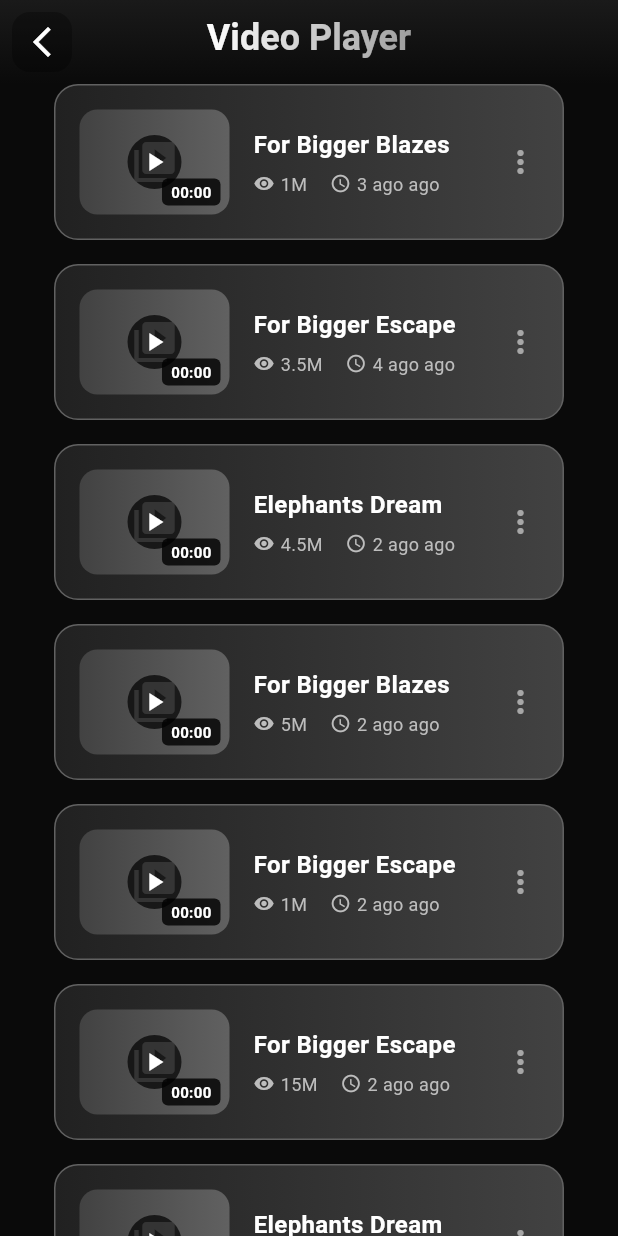
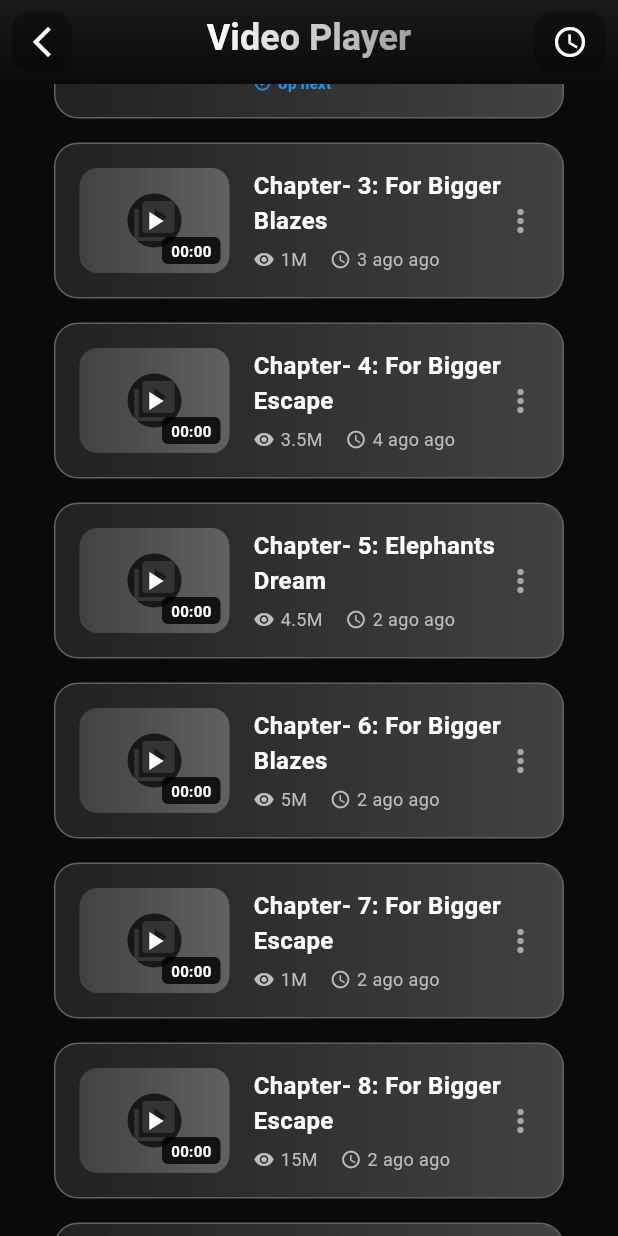
Before and after one commit to SmarikaAdhikari/olp_test_app, a Flutter app: the screen it shows after launch, scrolled down 1152 dp, on a phone screen of 412 x 824 dp. Run offline on Flutter 3.47's test engine with Material 3 defaults, Android fonts, the phone set to English and light mode, and no system bars; our stand-ins replace chewie, flutter_riverpod, video_player; network calls fail.

Commit message:
video next time track integration success

```diff
--- a/lib/feat/video_payer/domain/videolist_model.dart
+++ b/lib/feat/video_payer/domain/videolist_model.dart
@@ -1,76 +1,76 @@
 final videos = [
   {
-    'title': 'Big Buck Bunny',
+    'title': 'Chapter- 1: Big Buck Bunny',
     'views': '1.5M',
     'time': '2 ago',
     'url':
         'https://commondatastorage.googleapis.com/gtv-videos-bucket/sample/BigBuckBunny.mp4',
   },
   {
-    'title': 'Elephants Dream',
+    'title': 'Chapter- 2: Elephants Dream',
     'views': '2.5M',
     'time': '1 ago',
     'url':
         'https://commondatastorage.googleapis.com/gtv-videos-bucket/sample/ElephantsDream.mp4',
   },
   {
-    'title': 'For Bigger Blazes',
+    'title': 'Chapter- 3: For Bigger Blazes',
     'views': '1M',
     'time': '3 ago',
     'url':
         'https://commondatastorage.googleapis.com/gtv-videos-bucket/sample/ForBiggerBlazes.mp4',
   },
   {
-    'title': 'For Bigger Escape',
+    'title': 'Chapter- 4: For Bigger Escape',
     'views': '3.5M',
     'time': '4 ago',
     'url':
         'https://commondatastorage.googleapis.com/gtv-videos-bucket/sample/ForBiggerEscapes.mp4',
   },
   {
-    'title': 'Elephants Dream',
+    'title': 'Chapter- 5: Elephants Dream',
     'views': '4.5M',
     'time': '2 ago',
     'url':
         'https://commondatastorage.googleapis.com/gtv-videos-bucket/sample/ElephantsDream.mp4',
   },
   {
-    'title': 'For Bigger Blazes',
+    'title': 'Chapter- 6: For Bigger Blazes',
     'views': '5M',
     'time': '2 ago',
     'url':
         'https://commondatastorage.googleapis.com/gtv-videos-bucket/sample/ForBiggerBlazes.mp4',
   },
   {
-    'title': 'For Bigger Escape',
+    'title': 'Chapter- 7: For Bigger Escape',
     'views': '1M',
     'time': '2 ago',
     'url':
         'https://commondatastorage.googleapis.com/gtv-videos-bucket/sample/ForBiggerEscapes.mp4',
   },
   {
-    'title': 'For Bigger Escape',
+    'title': 'Chapter- 8: For Bigger Escape',
     'views': '15M',
     'time': '2 ago',
     'url':
         'https://commondatastorage.googleapis.com/gtv-videos-bucket/sample/ForBiggerEscapes.mp4',
   },
   {
-    'title': 'Elephants Dream',
+    'title': 'Chapter- 9: Elephants Dream',
     'views': '1.5M',
     'time': '2 ago',
     'url':
         'https://commondatastorage.googleapis.com/gtv-videos-bucket/sample/ElephantsDream.mp4',
   },
   {
-    'title': 'For Bigger Blazes',
+    'title': 'Chapter- 10 For Bigger Blazes',
     'views': '15M',
     'time': '2 ago',
     'url':
         'https://commondatastorage.googleapis.com/gtv-videos-bucket/sample/ForBiggerBlazes.mp4',
   },
   {
-    'title': 'For Bigger Escape',
+    'title': 'Chapter- 11 For Bigger Escape',
     'views': '1M',
     'time': '2 ago',
     'url':
--- a/lib/feat/video_payer/presentation/controller/video_player_controller.dart
+++ b/lib/feat/video_payer/presentation/controller/video_player_controller.dart
@@ -55,7 +55,7 @@ class VideoController {
             ),
           ],
         ),
-        backgroundColor: Colors.purple,
+        backgroundColor: Colors.blue,
         behavior: SnackBarBehavior.floating,
         shape: RoundedRectangleBorder(borderRadius: BorderRadius.circular(12)),
         margin: const EdgeInsets.all(16),
--- a/lib/feat/video_payer/presentation/page/video_player_screen.dart
+++ b/lib/feat/video_payer/presentation/page/video_player_screen.dart
@@ -75,8 +75,36 @@ class _VideoPlayerScreenState extends ConsumerState<VideoPlayerScreen>
 
   @override
   void dispose() {
+    _fadeController.dispose();
+    _slideController.dispose();
     _videoController.dispose();
     super.dispose();
+  }
+
+  void _showCurrentTimeSnackbar() {
+    final videoState = ref.read(videoPlayerProvider);
+    final currentTime = _formatDuration(videoState.position);
+
+    ScaffoldMessenger.of(context).showSnackBar(
+      SnackBar(
+        content: Text('Current playback time: $currentTime'),
+        duration: const Duration(seconds: 2),
+        backgroundColor: Colors.blue,
+      ),
+    );
+
+    // Here you would make your API call with the current time
+    // _makeApiCall(videoState.position);
+  }
+
+  String _formatDuration(Duration duration) {
+    String twoDigits(int n) => n.toString().padLeft(2, '0');
+    final minutes = twoDigits(duration.inMinutes.remainder(60));
+    final seconds = twoDigits(duration.inSeconds.remainder(60));
+    if (duration.inHours > 0) {
+      return '${duration.inHours}:$minutes:$seconds';
+    }
+    return '$minutes:$seconds';
   }
 
   @override
@@ -103,8 +131,8 @@ class _VideoPlayerScreenState extends ConsumerState<VideoPlayerScreen>
               ),
               child: FlexibleSpaceBar(
                 title: ShaderMask(
-                  shaderCallback:
-                      (bounds) => const LinearGradient(
+                  shaderCallback: (bounds) =>
+                      const LinearGradient(
                         colors: [Colors.white, Colors.grey],
                       ).createShader(bounds),
                   child: const Text(
@@ -130,8 +158,21 @@ class _VideoPlayerScreenState extends ConsumerState<VideoPlayerScreen>
                 onPressed: () => Navigator.pop(context),
               ),
             ),
+            actions: [
+              Container(
+                margin: const EdgeInsets.all(8),
+                decoration: BoxDecoration(
+                  color: Colors.black.withOpacity(0.3),
+                  borderRadius: BorderRadius.circular(12),
+                ),
+                child: IconButton(
+                  icon: const Icon(Icons.access_time, color: Colors.white),
+                  onPressed: _showCurrentTimeSnackbar,
+                  tooltip: 'Show Current Time',
+                ),
+              ),
+            ],
           ),
-          // Content
           SliverToBoxAdapter(
             child: FadeTransition(
               opacity: _fadeAnimation,
@@ -143,14 +184,9 @@ class _VideoPlayerScreenState extends ConsumerState<VideoPlayerScreen>
                     crossAxisAlignment: CrossAxisAlignment.start,
                     children: [
                       _buildVideoPlayerSection(),
-
                       const SizedBox(height: 32),
-
                       _buildCurrentVideoInfo(videoState),
-
-                      const SizedBox(height: 32),
-
-                      // Video List
+                      const SizedBox(height: 20),
                       _buildVideoList(videoState),
                     ],
                   ),
@@ -169,7 +205,7 @@ class _VideoPlayerScreenState extends ConsumerState<VideoPlayerScreen>
         borderRadius: BorderRadius.circular(20),
         boxShadow: [
           BoxShadow(
-            color: Colors.purple.withOpacity(0.3),
+            color: Colors.blue.withOpacity(0.3),
             blurRadius: 20,
             spreadRadius: -5,
             offset: const Offset(0, 10),
@@ -184,10 +220,9 @@ class _VideoPlayerScreenState extends ConsumerState<VideoPlayerScreen>
   }
 
   Widget _buildCurrentVideoInfo(VideoPlayerState videoState) {
-    final currentVideo =
-        videoState.currentVideoIndex < videos.length
-            ? videos[videoState.currentVideoIndex]
-            : {'title': 'Big Buck Bunny', 'duration': '10:34', 'views': '2.1M'};
+    final currentVideo = videoState.currentVideoIndex < videos.length
+        ? videos[videoState.currentVideoIndex]
+        : {'title': 'Big Buck Bunny', 'duration': '10:34', 'views': '2.1M'};
 
     return CurrentVideoInfoWidget(
       videoData: currentVideo,
@@ -205,4 +240,5 @@ class _VideoPlayerScreenState extends ConsumerState<VideoPlayerScreen>
       onToggleAutoPlay: _videoController.toggleAutoPlayNext,
     );
   }
+
 }
--- a/lib/feat/video_payer/presentation/widgets/current_video_info_widget.dart
+++ b/lib/feat/video_payer/presentation/widgets/current_video_info_widget.dart
@@ -45,7 +45,7 @@ class CurrentVideoInfoWidget extends StatelessWidget {
         Container(
           padding: EdgeInsets.symmetric(horizontal: 12, vertical: 6),
           decoration: BoxDecoration(
-            gradient: LinearGradient(colors: [Colors.blue, Colors.purple]),
+            color: Colors.blue,
             borderRadius: BorderRadius.circular(20),
           ),
           child: Text(
--- a/lib/feat/video_payer/presentation/widgets/video_list_widget.dart
+++ b/lib/feat/video_payer/presentation/widgets/video_list_widget.dart
@@ -82,7 +82,7 @@ class VideoListWidget extends StatelessWidget {
       decoration: BoxDecoration(
         gradient: LinearGradient(
           colors: isCurrentVideo
-              ? [Colors.blue.withOpacity(0.3), Colors.purple.withOpacity(0.2)]
+              ? [Colors.blue.withOpacity(0.3), Colors.blue.withOpacity(0.2)]
               : [Colors.grey[900]!, Colors.grey[800]!],
         ),
         borderRadius: BorderRadius.circular(16),
@@ -120,7 +120,7 @@ class VideoListWidget extends StatelessWidget {
         borderRadius: BorderRadius.circular(12),
         gradient: LinearGradient(
           colors: isCurrentVideo
-              ? [Colors.blue.withOpacity(0.4), Colors.purple.withOpacity(0.4)]
+              ? [Colors.blue.withOpacity(0.4), Colors.blue.withOpacity(0.4)]
               : [Colors.grey[800]!, Colors.grey[700]!],
         ),
       ),
--- a/lib/feat/video_payer/presentation/widgets/video_player_widget.dart
+++ b/lib/feat/video_payer/presentation/widgets/video_player_widget.dart
@@ -227,8 +227,6 @@ class _VideoPlayerWidgetState extends ConsumerState<VideoPlayerWidget> {
               ),
             ],
           ),
-
-          // Video queue info
           if (videos.length > 1) ...[
             const SizedBox(height: 8),
             Container(
```
Also changed, not shown: lib/feat/video_payer/presentation/provider/video_provider.dart (+257 -6 lines).
